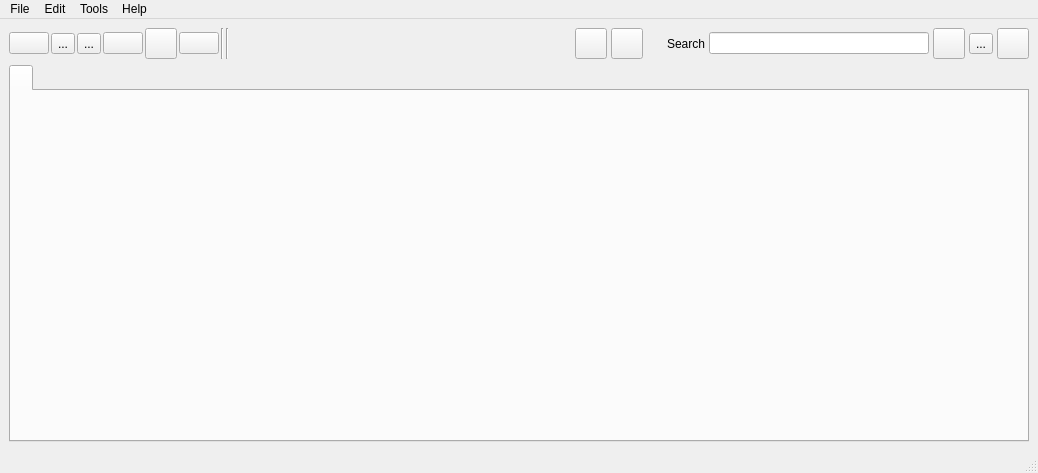
This is galacteek/ui/galacteek.ui in pinnaculum/galacteek as Qt 5 draws it before an edit. The edited form follows.
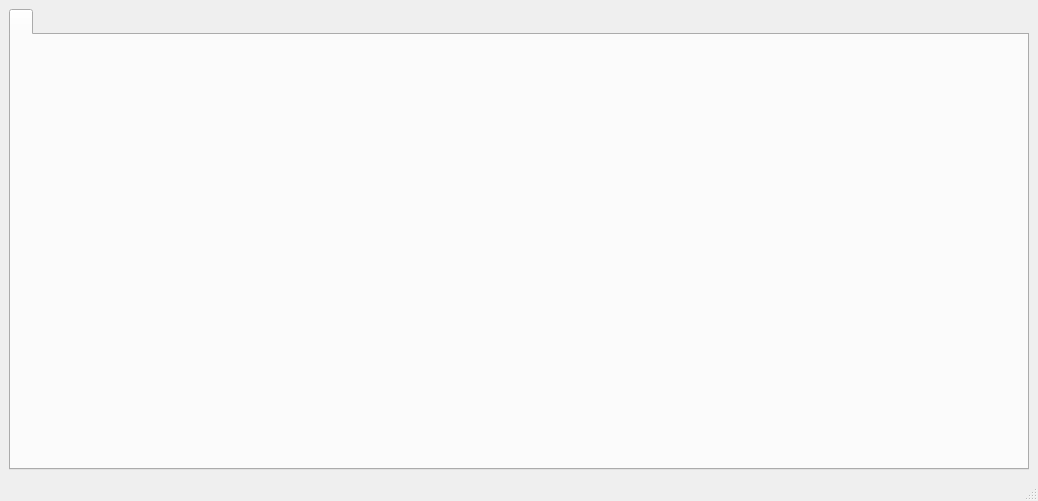
This is the edited form. Icons and pictures are not drawn.

```diff
--- a/galacteek/ui/galacteek.ui
+++ b/galacteek/ui/galacteek.ui
@@ -7,7 +7,7 @@
     <x>0</x>
     <y>0</y>
     <width>1038</width>
-    <height>473</height>
+    <height>501</height>
    </rect>
   </property>
   <property name="sizePolicy">
@@ -25,361 +25,6 @@
   </property>
   <widget class="QWidget" name="centralwidget">
    <layout class="QVBoxLayout" name="verticalLayout_3">
-    <item>
-     <layout class="QHBoxLayout" name="horizontalLayout">
-      <item>
-       <layout class="QHBoxLayout" name="horizontalLayout_2">
-        <property name="sizeConstraint">
-         <enum>QLayout::SetMaximumSize</enum>
-        </property>
-        <item>
-         <layout class="QHBoxLayout" name="horizontalLayout_3">
-          <property name="spacing">
-           <number>2</number>
-          </property>
-          <item>
-           <widget class="QPushButton" name="openBrowserTabButton">
-            <property name="toolTip">
-             <string>&lt;html&gt;&lt;head/&gt;&lt;body&gt;&lt;p&gt;Browse&lt;/p&gt;&lt;/body&gt;&lt;/html&gt;</string>
-            </property>
-            <property name="text">
-             <string/>
-            </property>
-            <property name="icon">
-             <iconset resource="galacteek.qrc">
-              <normaloff>:/share/icons/ipfs-logo-128-ice.png</normaloff>:/share/icons/ipfs-logo-128-ice.png</iconset>
-            </property>
-            <property name="iconSize">
-             <size>
-              <width>24</width>
-              <height>24</height>
-             </size>
-            </property>
-           </widget>
-          </item>
-          <item>
-           <widget class="QToolButton" name="myFilesButton">
-            <property name="toolTip">
-             <string>&lt;html&gt;&lt;head/&gt;&lt;body&gt;&lt;p&gt;File Manager&lt;/p&gt;&lt;/body&gt;&lt;/html&gt;</string>
-            </property>
-            <property name="text">
-             <string>...</string>
-            </property>
-            <property name="icon">
-             <iconset resource="galacteek.qrc">
-              <normaloff>:/share/icons/folder-open.png</normaloff>:/share/icons/folder-open.png</iconset>
-            </property>
-            <property name="iconSize">
-             <size>
-              <width>24</width>
-              <height>24</height>
-             </size>
-            </property>
-           </widget>
-          </item>
-          <item>
-           <widget class="QToolButton" name="manageKeysButton">
-            <property name="toolTip">
-             <string>&lt;html&gt;&lt;head/&gt;&lt;body&gt;&lt;p&gt;IPFS keys&lt;/p&gt;&lt;/body&gt;&lt;/html&gt;</string>
-            </property>
-            <property name="text">
-             <string>...</string>
-            </property>
-            <property name="icon">
-             <iconset resource="galacteek.qrc">
-              <normaloff>:/share/icons/lock-and-key.png</normaloff>:/share/icons/lock-and-key.png</iconset>
-            </property>
-            <property name="iconSize">
-             <size>
-              <width>24</width>
-              <height>24</height>
-             </size>
-            </property>
-           </widget>
-          </item>
-          <item>
-           <widget class="QPushButton" name="hashmarksButton">
-            <property name="toolTip">
-             <string>&lt;html&gt;&lt;head/&gt;&lt;body&gt;&lt;p&gt;Hashmarks&lt;/p&gt;&lt;/body&gt;&lt;/html&gt;</string>
-            </property>
-            <property name="text">
-             <string/>
-            </property>
-            <property name="icon">
-             <iconset resource="galacteek.qrc">
-              <normaloff>:/share/icons/hashmarks.png</normaloff>:/share/icons/hashmarks.png</iconset>
-            </property>
-            <property name="iconSize">
-             <size>
-              <width>24</width>
-              <height>24</height>
-             </size>
-            </property>
-           </widget>
-          </item>
-          <item>
-           <widget class="QToolButton" name="mediaPlayerButton">
-            <property name="toolTip">
-             <string>&lt;html&gt;&lt;head/&gt;&lt;body&gt;&lt;p&gt;Media Player&lt;/p&gt;&lt;/body&gt;&lt;/html&gt;</string>
-            </property>
-            <property name="text">
-             <string/>
-            </property>
-            <property name="icon">
-             <iconset resource="galacteek.qrc">
-              <normaloff>:/share/icons/multimedia.png</normaloff>:/share/icons/multimedia.png</iconset>
-            </property>
-            <property name="iconSize">
-             <size>
-              <width>24</width>
-              <height>24</height>
-             </size>
-            </property>
-           </widget>
-          </item>
-          <item>
-           <widget class="QPushButton" name="writeNewDocumentButton">
-            <property name="toolTip">
-             <string>&lt;html&gt;&lt;head/&gt;&lt;body&gt;&lt;p&gt;Write and import text document&lt;/p&gt;&lt;/body&gt;&lt;/html&gt;</string>
-            </property>
-            <property name="text">
-             <string/>
-            </property>
-            <property name="icon">
-             <iconset resource="galacteek.qrc">
-              <normaloff>:/share/icons/write-document.png</normaloff>:/share/icons/write-document.png</iconset>
-            </property>
-            <property name="iconSize">
-             <size>
-              <width>24</width>
-              <height>24</height>
-             </size>
-            </property>
-           </widget>
-          </item>
-          <item>
-           <widget class="Line" name="line_2">
-            <property name="orientation">
-             <enum>Qt::Vertical</enum>
-            </property>
-           </widget>
-          </item>
-          <item>
-           <widget class="Line" name="line">
-            <property name="orientation">
-             <enum>Qt::Vertical</enum>
-            </property>
-           </widget>
-          </item>
-          <item>
-           <layout class="QHBoxLayout" name="qaLayout">
-            <property name="sizeConstraint">
-             <enum>QLayout::SetDefaultConstraint</enum>
-            </property>
-           </layout>
-          </item>
-         </layout>
-        </item>
-        <item>
-         <spacer name="horizontalSpacer_2">
-          <property name="orientation">
-           <enum>Qt::Horizontal</enum>
-          </property>
-          <property name="sizeType">
-           <enum>QSizePolicy::Expanding</enum>
-          </property>
-          <property name="sizeHint" stdset="0">
-           <size>
-            <width>300</width>
-            <height>20</height>
-           </size>
-          </property>
-         </spacer>
-        </item>
-        <item>
-         <layout class="QHBoxLayout" name="horizontalLayout_4">
-          <property name="spacing">
-           <number>4</number>
-          </property>
-          <item>
-           <layout class="QHBoxLayout" name="hLayoutProfile">
-            <property name="spacing">
-             <number>4</number>
-            </property>
-            <property name="sizeConstraint">
-             <enum>QLayout::SetDefaultConstraint</enum>
-            </property>
-            <item>
-             <widget class="QToolButton" name="peersMgrButton">
-              <property name="toolTip">
-               <string>&lt;html&gt;&lt;head/&gt;&lt;body&gt;&lt;p&gt;Peers&lt;/p&gt;&lt;/body&gt;&lt;/html&gt;</string>
-              </property>
-              <property name="text">
-               <string/>
-              </property>
-              <property name="icon">
-               <iconset resource="galacteek.qrc">
-                <normaloff>:/share/icons/peers.png</normaloff>:/share/icons/peers.png</iconset>
-              </property>
-              <property name="iconSize">
-               <size>
-                <width>24</width>
-                <height>24</height>
-               </size>
-              </property>
-             </widget>
-            </item>
-            <item>
-             <widget class="QToolButton" name="profileEditButton">
-              <property name="toolTip">
-               <string>&lt;html&gt;&lt;head/&gt;&lt;body&gt;&lt;p&gt;User Profile&lt;/p&gt;&lt;/body&gt;&lt;/html&gt;</string>
-              </property>
-              <property name="text">
-               <string/>
-              </property>
-              <property name="icon">
-               <iconset resource="galacteek.qrc">
-                <normaloff>:/share/icons/profile-user.png</normaloff>:/share/icons/profile-user.png</iconset>
-              </property>
-              <property name="iconSize">
-               <size>
-                <width>24</width>
-                <height>24</height>
-               </size>
-              </property>
-             </widget>
-            </item>
-            <item>
-             <spacer name="horizontalSpacer_4">
-              <property name="orientation">
-               <enum>Qt::Horizontal</enum>
-              </property>
-              <property name="sizeType">
-               <enum>QSizePolicy::Fixed</enum>
-              </property>
-              <property name="sizeHint" stdset="0">
-               <size>
-                <width>20</width>
-                <height>20</height>
-               </size>
-              </property>
-             </spacer>
-            </item>
-           </layout>
-          </item>
-          <item>
-           <widget class="QLabel" name="label">
-            <property name="sizePolicy">
-             <sizepolicy hsizetype="Minimum" vsizetype="Preferred">
-              <horstretch>0</horstretch>
-              <verstretch>0</verstretch>
-             </sizepolicy>
-            </property>
-            <property name="text">
-             <string>Search</string>
-            </property>
-            <property name="textFormat">
-             <enum>Qt::PlainText</enum>
-            </property>
-            <property name="alignment">
-             <set>Qt::AlignCenter</set>
-            </property>
-            <property name="wordWrap">
-             <bool>false</bool>
-            </property>
-            <property name="indent">
-             <number>0</number>
-            </property>
-            <property name="textInteractionFlags">
-             <set>Qt::NoTextInteraction</set>
-            </property>
-           </widget>
-          </item>
-          <item>
-           <widget class="QLineEdit" name="ipfsSearch">
-            <property name="minimumSize">
-             <size>
-              <width>220</width>
-              <height>0</height>
-             </size>
-            </property>
-            <property name="maximumSize">
-             <size>
-              <width>230</width>
-              <height>16777215</height>
-             </size>
-            </property>
-            <property name="focusPolicy">
-             <enum>Qt::ClickFocus</enum>
-            </property>
-            <property name="maxLength">
-             <number>128</number>
-            </property>
-           </widget>
-          </item>
-          <item>
-           <widget class="QToolButton" name="ipfsSearchButton">
-            <property name="toolTip">
-             <string>&lt;html&gt;&lt;head/&gt;&lt;body&gt;&lt;p&gt;Search content on IPFS (ipfs-search.com)&lt;/p&gt;&lt;/body&gt;&lt;/html&gt;</string>
-            </property>
-            <property name="text">
-             <string/>
-            </property>
-            <property name="icon">
-             <iconset resource="galacteek.qrc">
-              <normaloff>:/share/icons/ipfs-search.png</normaloff>:/share/icons/ipfs-search.png</iconset>
-            </property>
-            <property name="iconSize">
-             <size>
-              <width>24</width>
-              <height>24</height>
-             </size>
-            </property>
-           </widget>
-          </item>
-          <item>
-           <widget class="QToolButton" name="pinAllGlobalButton">
-            <property name="toolTip">
-             <string>&lt;html&gt;&lt;head/&gt;&lt;body&gt;&lt;p&gt;Global automatic pinning (enables automatic pinning for all browsing sessions)&lt;/p&gt;&lt;/body&gt;&lt;/html&gt;</string>
-            </property>
-            <property name="text">
-             <string>...</string>
-            </property>
-            <property name="icon">
-             <iconset resource="galacteek.qrc">
-              <normaloff>:/share/icons/pin-black.png</normaloff>:/share/icons/pin-black.png</iconset>
-            </property>
-            <property name="iconSize">
-             <size>
-              <width>24</width>
-              <height>24</height>
-             </size>
-            </property>
-           </widget>
-          </item>
-          <item>
-           <widget class="QToolButton" name="clipboardMultiLoader">
-            <property name="text">
-             <string/>
-            </property>
-            <property name="icon">
-             <iconset resource="galacteek.qrc">
-              <normaloff>:/share/icons/clipboard.png</normaloff>:/share/icons/clipboard.png</iconset>
-            </property>
-            <property name="iconSize">
-             <size>
-              <width>24</width>
-              <height>24</height>
-             </size>
-            </property>
-           </widget>
-          </item>
-         </layout>
-        </item>
-       </layout>
-      </item>
-     </layout>
-    </item>
     <item>
      <layout class="QVBoxLayout" name="verticalLayout">
       <item>
@@ -408,43 +53,9 @@
      <height>20</height>
     </rect>
    </property>
-   <widget class="QMenu" name="menuFile">
-    <property name="title">
-     <string>File</string>
-    </property>
-    <addaction name="actionQuit"/>
-    <addaction name="actionCloseAllTabs"/>
-   </widget>
-   <widget class="QMenu" name="menuEdit">
-    <property name="title">
-     <string>Edit</string>
-    </property>
-    <widget class="QMenu" name="menuUser_Profile">
-     <property name="title">
-      <string>User Profile</string>
-     </property>
-     <addaction name="actionNew_Profile"/>
-    </widget>
-    <addaction name="actionSettings"/>
-    <addaction name="menuUser_Profile"/>
-   </widget>
-   <widget class="QMenu" name="menuAbout">
-    <property name="title">
-     <string>Help</string>
-    </property>
-    <addaction name="actionAboutGalacteek"/>
-    <addaction name="actionDonate"/>
-   </widget>
-   <widget class="QMenu" name="menuTools">
-    <property name="title">
-     <string>Tools</string>
-    </property>
-    <addaction name="actionEvent_log"/>
-   </widget>
-   <addaction name="menuFile"/>
-   <addaction name="menuEdit"/>
-   <addaction name="menuTools"/>
-   <addaction name="menuAbout"/>
+   <property name="defaultUp">
+    <bool>true</bool>
+   </property>
   </widget>
   <widget class="QStatusBar" name="statusbar"/>
   <action name="actionQuit">
```
Left out of the diff: 14 changed lines with no effect on the pictures.
